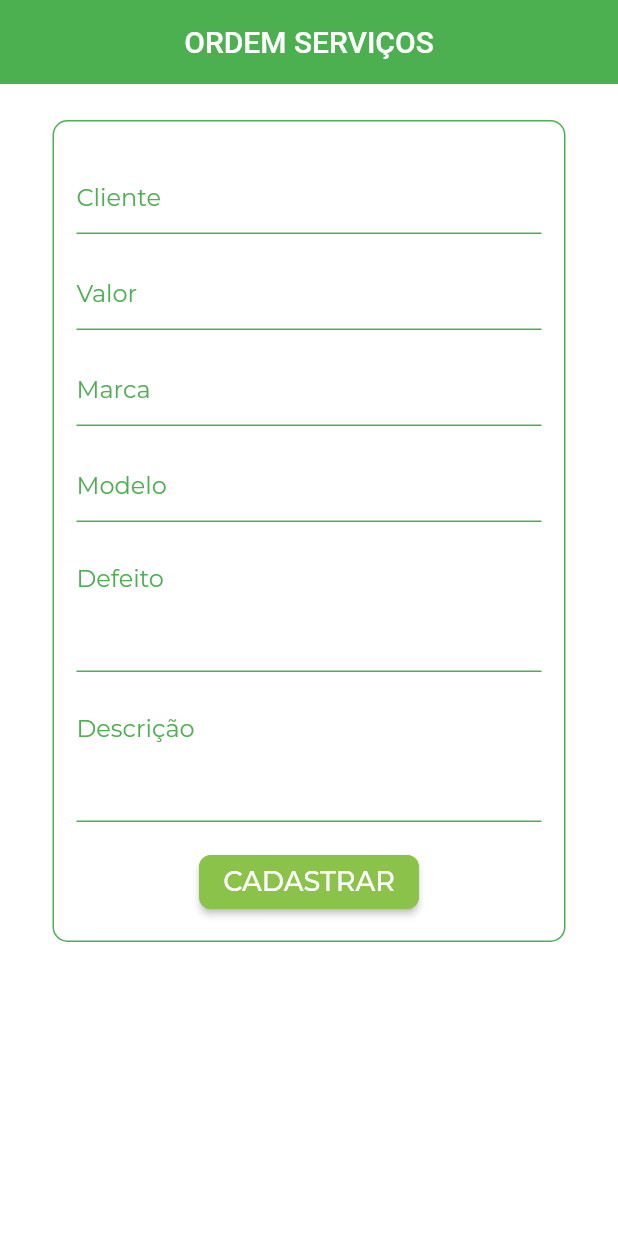
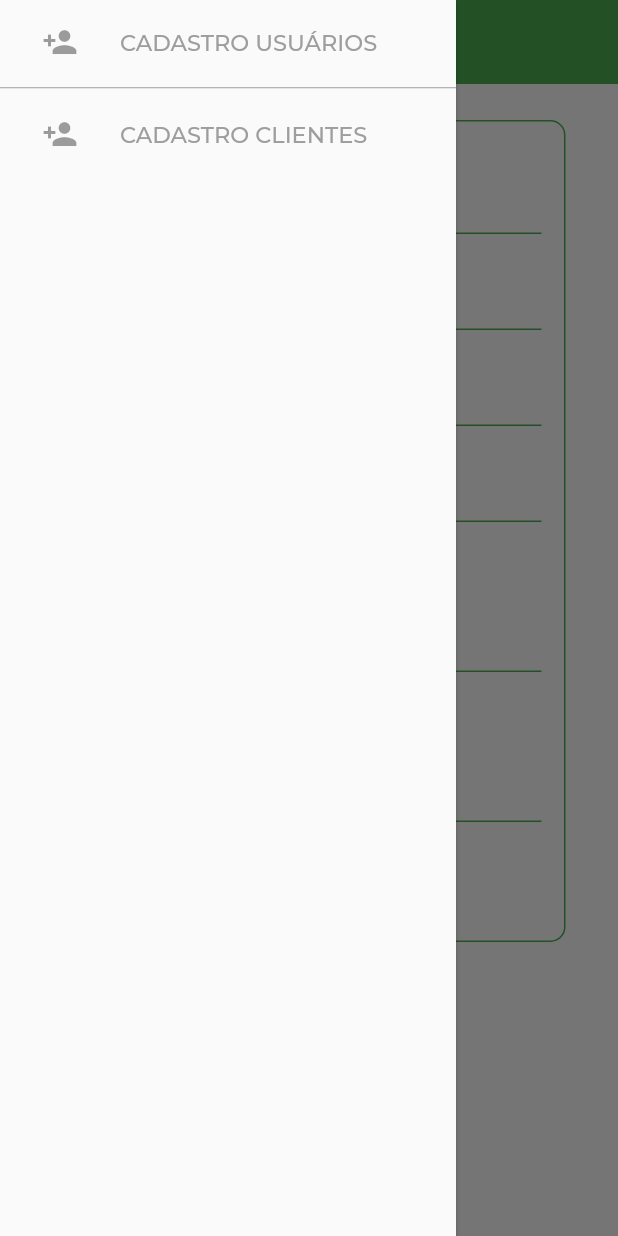
Before and after one commit to Get-profit/mobile, a Flutter app: the screen it shows after launch, with the side drawer open (before the commit the screen has no drawer), on a phone screen of 412 x 824 dp. Run offline on Flutter 3.47's test engine with Material 2 defaults, Android fonts, the phone set to English and light mode, and no system bars; our stand-ins replace google_fonts; missing offline and left inert: masked_text.

Commit message:
Desenvolvimento Menu

```diff
--- a/acessorios.com/lib/screens/service_screen.dart
+++ b/acessorios.com/lib/screens/service_screen.dart
@@ -1,5 +1,8 @@
 import 'package:flutter/material.dart';
+import 'package:get_profit/screens/cliente_screen.dart';
+import 'package:get_profit/screens/user_screen.dart';
 import 'package:masked_text/masked_text.dart';
+
 
 class ServiceScreen extends StatelessWidget {
   @override
@@ -13,6 +16,44 @@ class ServiceScreen extends StatelessWidget {
         iconTheme: IconThemeData(
           color: Colors.white,
         ),
+      ),
+      drawer: Drawer(
+
+        elevation: 1.5,
+        child: Stack(
+          children: <Widget>[
+            ListView(
+              children: <Widget>[
+                ListTile(
+                  leading:  IconButton(icon: Icon(Icons.person_add),color: Colors.blueAccent,),
+                  title: Text('CADASTRO USUÁRIOS', style: TextStyle(color: Colors.grey, fontSize: 15),),
+                  onTap: (){
+                    Navigator.pop(context);
+                    Navigator.push(
+                      context,
+                      MaterialPageRoute(builder: (context) => UsuarioScreen()),
+                    );
+                  },
+                ),
+                Divider(
+                  color: Colors.grey ,
+                  height: 5,
+                ),
+                ListTile(
+                  title: Text('CADASTRO CLIENTES', style: TextStyle(color: Colors.grey, fontSize: 15),),
+                  leading: IconButton(icon: Icon(Icons.person_add),color: Colors.blueAccent,),
+                  onTap: (){
+                    Navigator.pop(context);
+                    Navigator.push(
+                      context,
+                      MaterialPageRoute(builder: (context) => ClienteScreen()),
+                    );
+                  },
+                ),
+              ],
+            ),
+          ],
+        )
       ),
       backgroundColor: Colors.white,
       body:
```
